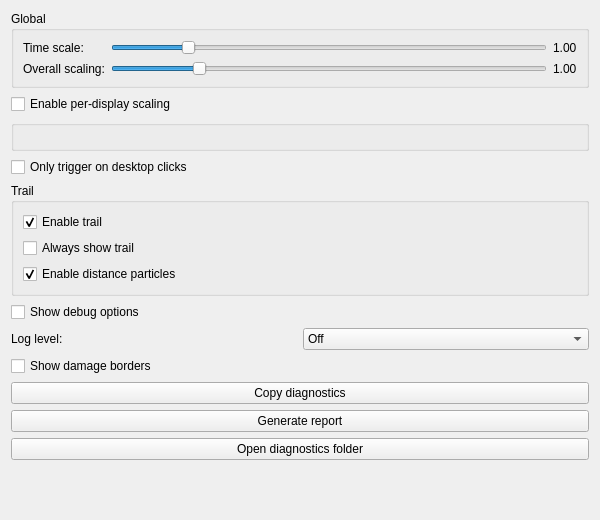
floating142/kwin-effects-ba-click-fx, file config/baclickfxconfig.ui: the form before one commit.
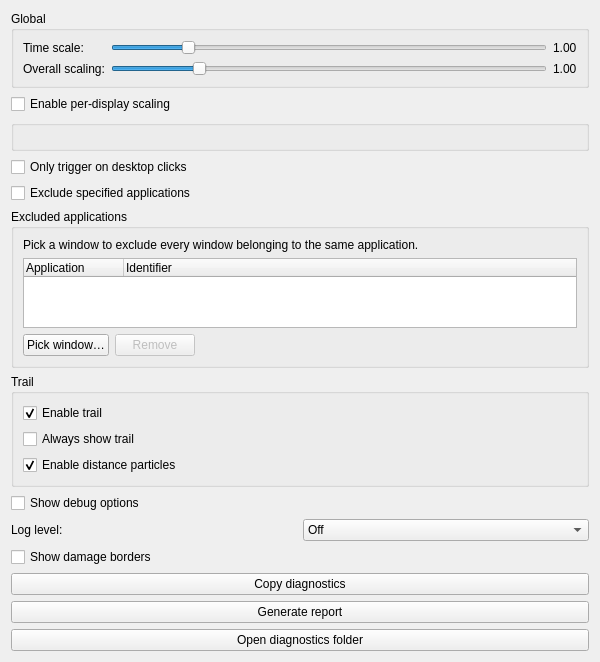
The form after the commit.

Commit message: add interactive application exclusions

```diff
--- a/config/baclickfxconfig.ui
+++ b/config/baclickfxconfig.ui
@@ -134,6 +134,58 @@
     </widget>
    </item>
 
+   <item>
+    <widget class="QCheckBox" name="excludeApplicationsCheckBox">
+     <property name="text"><string>Exclude specified applications</string></property>
+     <property name="toolTip"><string>Do not trigger the effect when clicking applications in the exclusion list</string></property>
+    </widget>
+   </item>
+
+   <item>
+    <widget class="QGroupBox" name="excludedApplicationsGroupBox">
+     <property name="title"><string>Excluded applications</string></property>
+     <layout class="QVBoxLayout" name="excludedApplicationsLayout">
+      <item>
+       <widget class="QLabel" name="excludedApplicationsDescriptionLabel">
+        <property name="text"><string>Pick a window to exclude every window belonging to the same application.</string></property>
+        <property name="wordWrap"><bool>true</bool></property>
+       </widget>
+      </item>
+      <item>
+       <widget class="QTreeWidget" name="excludedApplicationsTreeWidget">
+        <property name="minimumHeight"><number>100</number></property>
+        <property name="rootIsDecorated"><bool>false</bool></property>
+        <property name="alternatingRowColors"><bool>true</bool></property>
+        <property name="selectionMode"><enum>QAbstractItemView::ExtendedSelection</enum></property>
+        <column><property name="text"><string>Application</string></property></column>
+        <column><property name="text"><string>Identifier</string></property></column>
+       </widget>
+      </item>
+      <item>
+       <layout class="QHBoxLayout" name="excludedApplicationsButtonsLayout">
+        <item>
+         <widget class="QPushButton" name="addExcludedApplicationButton">
+          <property name="text"><string>Pick window…</string></property>
+         </widget>
+        </item>
+        <item>
+         <widget class="QPushButton" name="removeExcludedApplicationButton">
+          <property name="text"><string>Remove</string></property>
+          <property name="enabled"><bool>false</bool></property>
+         </widget>
+        </item>
+        <item>
+         <spacer name="excludedApplicationsButtonsSpacer">
+          <property name="orientation"><enum>Qt::Horizontal</enum></property>
+          <property name="sizeHint" stdset="0"><size><width>40</width><height>20</height></size></property>
+         </spacer>
+        </item>
+       </layout>
+      </item>
+     </layout>
+    </widget>
+   </item>
+
    <!-- 拖尾设置 -->
    <item>
     <widget class="QGroupBox" name="trailGroupBox">
```
The commit also changes 17 other files.
